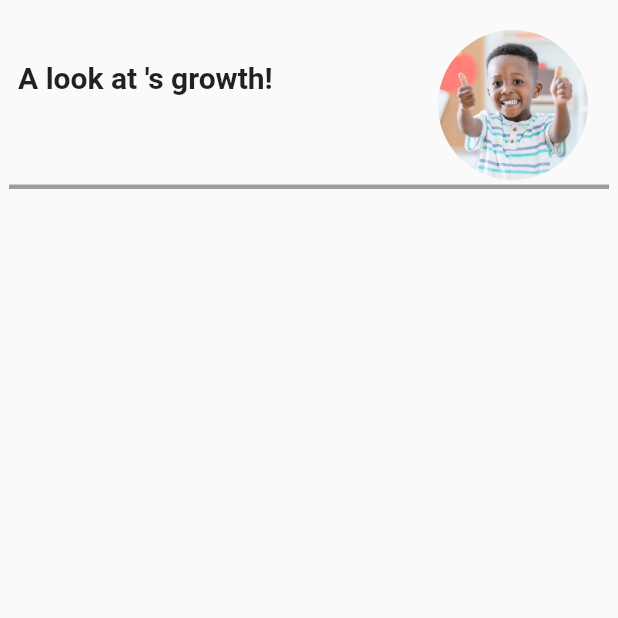
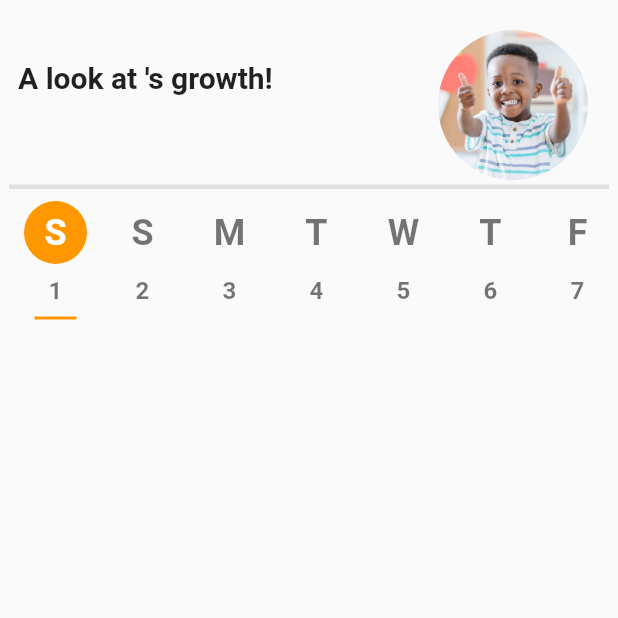
Before and after one commit to magichampz/little-bytes, a Flutter app: the HomePage screen opened directly, on a phone screen of 412 x 824 dp, the top half of it. Run offline on Flutter 3.47's test engine with Material 2 defaults, Android fonts, the phone set to English and light mode, and no system bars; our stand-ins replace animated_bottom_navigation_bar, numberpicker, page_transition.

Commit message:
added date picker

```diff
--- a/lib/ui/screens/home_page.dart
+++ b/lib/ui/screens/home_page.dart
@@ -1,6 +1,5 @@
 import 'package:flutter/material.dart';
-import 'package:flutter_onboarding/models/recipes.dart';
-import 'package:page_transition/page_transition.dart';
+import 'package:intl/intl.dart';
 import 'package:flutter_onboarding/globals.dart' as globals;
 
 class HomePage extends StatefulWidget {
@@ -12,12 +11,17 @@ class HomePage extends StatefulWidget {
 
 class _HomePageState extends State<HomePage> {
   String? name = globals.babyName;
+  int selectedIndex = 0;
+  DateTime now = DateTime.now();
+  late DateTime lastDayOfMonth = DateTime(now.year, now.month + 1, 0);
+  @override
+  void initState() {
+    super.initState();
+    // lastDayOfMonth = DateTime(now.year, now.month + 1, 0);
+  }
 
   @override
   Widget build(BuildContext context) {
-    int selectedIndex = 0;
-    Size size = MediaQuery.of(context).size;
-
     return Scaffold(
         body: SingleChildScrollView(
       child: Column(
@@ -76,9 +80,76 @@ class _HomePageState extends State<HomePage> {
                 // ),
                 height: 3,
                 width: 400,
-                color: Colors.grey,
+                color: Colors.grey[300],
               ),
             ],
+          ),
+          const SizedBox(height: 8.0),
+          SingleChildScrollView(
+            scrollDirection: Axis.horizontal,
+            physics: const ClampingScrollPhysics(),
+            child: Row(
+              children: List.generate(
+                lastDayOfMonth.day,
+                (index) {
+                  final currentDate =
+                      lastDayOfMonth.add(Duration(days: index + 1));
+                  final dayName = DateFormat('E').format(currentDate);
+                  return Padding(
+                    padding: EdgeInsets.only(
+                        left: index == 0 ? 16.0 : 0.0, right: 16.0),
+                    child: GestureDetector(
+                      onTap: () => setState(() {
+                        selectedIndex = index;
+                      }),
+                      child: Column(
+                        mainAxisAlignment: MainAxisAlignment.center,
+                        children: [
+                          Container(
+                            height: 42.0,
+                            width: 42.0,
+                            alignment: Alignment.center,
+                            decoration: BoxDecoration(
+                              color: selectedIndex == index
+                                  ? Colors.orange
+                                  : Colors.transparent,
+                              borderRadius: BorderRadius.circular(44.0),
+                            ),
+                            child: Text(
+                              dayName.substring(0, 1),
+                              style: TextStyle(
+                                fontSize: 24.0,
+                                color: selectedIndex == index
+                                    ? Colors.white
+                                    : Colors.black54,
+                                fontWeight: FontWeight.bold,
+                              ),
+                            ),
+                          ),
+                          const SizedBox(height: 8.0),
+                          Text(
+                            "${index + 1}",
+                            style: const TextStyle(
+                              fontSize: 16.0,
+                              color: Colors.black54,
+                              fontWeight: FontWeight.bold,
+                            ),
+                          ),
+                          const SizedBox(height: 8.0),
+                          Container(
+                            height: 2.0,
+                            width: 28.0,
+                            color: selectedIndex == index
+                                ? Colors.orange
+                                : Colors.transparent,
+                          ),
+                        ],
+                      ),
+                    ),
+                  );
+                },
+              ),
+            ),
           ),
         ],
       ),
```
